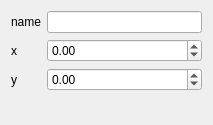
First picture: the form in vertexinfo.ui, repository persidsky94/Init_data_redactor, before the edit.
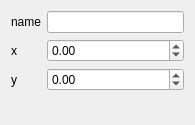
Second picture: the form after the edit.

Diff of the .ui file:
```diff
--- a/vertexinfo.ui
+++ b/vertexinfo.ui
@@ -6,7 +6,7 @@
    <rect>
     <x>0</x>
     <y>0</y>
-    <width>213</width>
+    <width>195</width>
     <height>125</height>
    </rect>
   </property>
```
